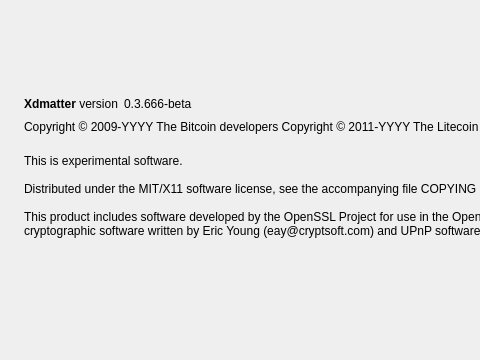
Above: src/qt/forms/aboutdialog.ui from xdmatter/litecoin before the change; both pictures show x 0 to 480 and y 0 to 360 of the 784 by 360 pixel window. Below: the same form after it.
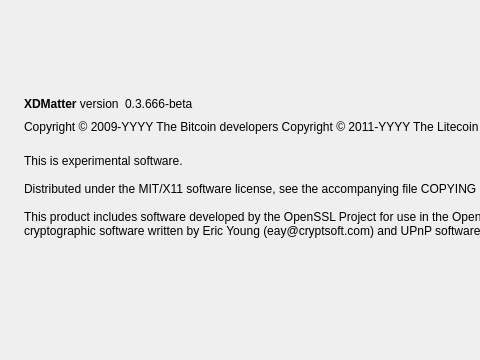
That is the form after the change. Icons and pictures are not drawn.

The edit to the form file:
```diff
--- a/src/qt/forms/aboutdialog.ui
+++ b/src/qt/forms/aboutdialog.ui
@@ -50,7 +50,7 @@
           <cursorShape>IBeamCursor</cursorShape>
          </property>
          <property name="text">
-          <string>&lt;b&gt;Xdmatter&lt;/b&gt; version</string>
+          <string>&lt;b&gt;XDMatter&lt;/b&gt; version</string>
          </property>
          <property name="textInteractionFlags">
           <set>Qt::LinksAccessibleByMouse|Qt::TextSelectableByKeyboard|Qt::TextSelectableByMouse</set>
```
Left out of the diff: 2 changed lines with no effect on the pictures.
